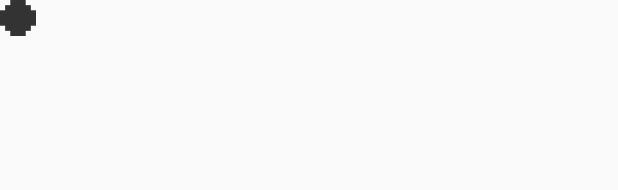
After one commit to ecs160ss12019/FastInvSqrt, an Android app: the layout main_activity.xml on its own in the app's theme, with its tools: preview values and no code run, on a phone screen of 412 x 824 dp. The commit adds this screen. Shown: the top 190 px of the screen. Run offline under Robolectric (Android 15) with nearby library versions, the phone set to English and light mode, and no system bars.

Commit message:
ball moving, but not rendering

```diff
--- /dev/null
+++ b/UltraBreakout/app/src/main/res/layout/main_activity.xml
@@ -0,0 +1,7 @@
+<?xml version="1.0" encoding="utf-8"?>
+
+<LinearLayout xmlns:android="http://schemas.android.com/apk/res/android"
+    android:orientation="vertical" android:layout_width="match_parent"
+    android:layout_height="match_parent">
+    <ImageView android:id="@+id/ball" android:layout_height="wrap_content" android:layout_width="wrap_content" android:src="@drawable/img_ball"/>
+</LinearLayout>
```
Also changed, not shown: UltraBreakout/app/src/main/java/com/example/ultrabreakout/Ball.java (+15 -8 lines), UltraBreakout/app/src/main/java/com/example/ultrabreakout/UltraBreakout.java (+11 -7 lines), UltraBreakout/app/src/main/java/com/example/ultrabreakout/UltraBreakoutActivity.java (+14 -3 lines), UltraBreakout/app/src/main/res/drawable-hdpi/img_ball.png (added), UltraBreakout/app/src/main/res/drawable-mdpi/img_ball.png (added), UltraBreakout/app/src/main/res/drawable-xhdpi/img_ball.png (added), UltraBreakout/app/src/main/res/drawable-xxhdpi/img_ball.png (added), UltraBreakout/app/src/main/res/drawable-xxxhdpi/img_ball.png (added).
